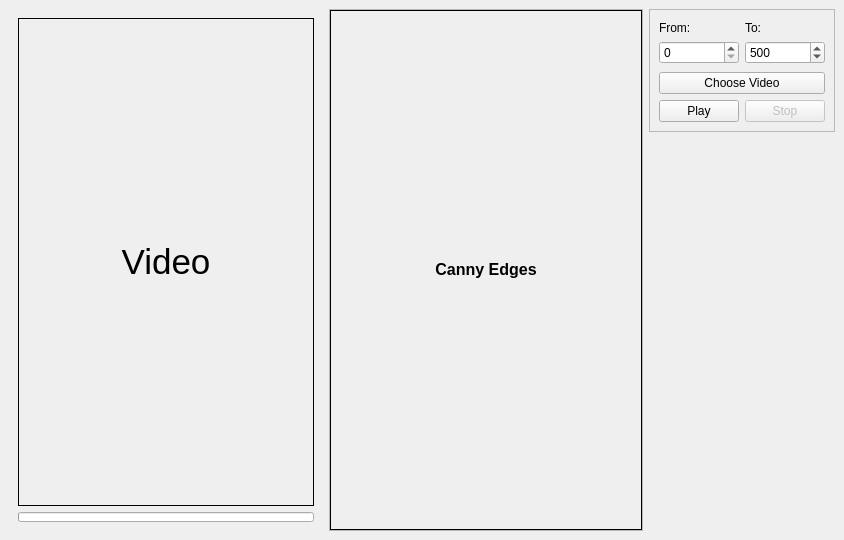
Old version of the form gui/thermography_gui.ui in the repository cdeldon/thermography.
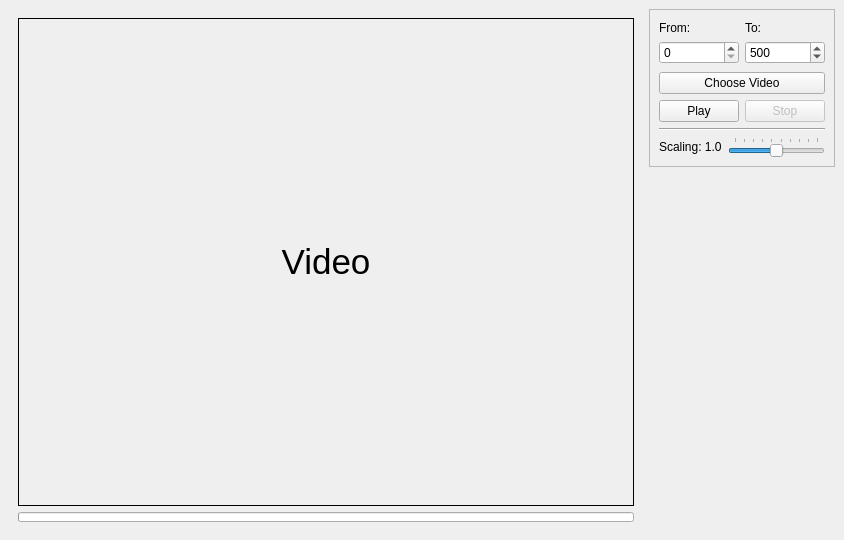
New version of the form. Icons and pictures are not drawn.

Commit message: image scaling added to gui

```diff
--- a/gui/thermography_gui.ui
+++ b/gui/thermography_gui.ui
@@ -140,55 +140,6 @@
       </layout>
      </widget>
     </item>
-    <item>
-     <widget class="QFrame" name="processed_video_panel">
-      <property name="frameShape">
-       <enum>QFrame::StyledPanel</enum>
-      </property>
-      <property name="frameShadow">
-       <enum>QFrame::Raised</enum>
-      </property>
-      <layout class="QVBoxLayout" name="verticalLayout">
-       <property name="margin">
-        <number>0</number>
-       </property>
-       <item>
-        <widget class="QLabel" name="canny_edges_video">
-         <property name="sizePolicy">
-          <sizepolicy hsizetype="Expanding" vsizetype="Expanding">
-           <horstretch>0</horstretch>
-           <verstretch>0</verstretch>
-          </sizepolicy>
-         </property>
-         <property name="cursor">
-          <cursorShape>CrossCursor</cursorShape>
-         </property>
-         <property name="autoFillBackground">
-          <bool>true</bool>
-         </property>
-         <property name="frameShape">
-          <enum>QFrame::Box</enum>
-         </property>
-         <property name="midLineWidth">
-          <number>0</number>
-         </property>
-         <property name="text">
-          <string>&lt;html&gt;&lt;head/&gt;&lt;body&gt;&lt;p&gt;&lt;span style=&quot; font-size:12pt; font-weight:600;&quot;&gt;Canny Edges&lt;/span&gt;&lt;/p&gt;&lt;/body&gt;&lt;/html&gt;</string>
-         </property>
-         <property name="textFormat">
-          <enum>Qt::RichText</enum>
-         </property>
-         <property name="alignment">
-          <set>Qt::AlignCenter</set>
-         </property>
-         <property name="wordWrap">
-          <bool>false</bool>
-         </property>
-        </widget>
-       </item>
-      </layout>
-     </widget>
-    </item>
     <item alignment="Qt::AlignTop">
      <widget class="QFrame" name="tools_panel">
       <property name="sizePolicy">
@@ -318,6 +269,61 @@
          </item>
         </layout>
        </item>
+       <item>
+        <widget class="Line" name="line">
+         <property name="orientation">
+          <enum>Qt::Horizontal</enum>
+         </property>
+        </widget>
+       </item>
+       <item>
+        <layout class="QHBoxLayout" name="image_scaling_panel">
+         <property name="topMargin">
+          <number>0</number>
+         </property>
+         <item>
+          <widget class="QLabel" name="image_scaling_label">
+           <property name="text">
+            <string>Scaling: 1.0</string>
+           </property>
+          </widget>
+         </item>
+         <item>
+          <widget class="QSlider" name="image_scaling_slider">
+           <property name="minimum">
+            <number>1</number>
+           </property>
+           <property name="maximum">
+            <number>19</number>
+           </property>
+           <property name="singleStep">
+            <number>0</number>
+           </property>
+           <property name="pageStep">
+            <number>1</number>
+           </property>
+           <property name="value">
+            <number>10</number>
+           </property>
+           <property name="sliderPosition">
+            <number>10</number>
+           </property>
+           <property name="tracking">
+            <bool>true</bool>
+           </property>
+           <property name="orientation">
+            <enum>Qt::Horizontal</enum>
+           </property>
+           <property name="tickPosition">
+            <enum>QSlider::TicksAbove</enum>
+           </property>
+           <property name="tickInterval">
+            <number>2</number>
+           </property>
+          </widget>
+         </item>
+        </layout>
+       </item>
       </layout>
      </widget>
     </item>
```
Left out of the diff: 2 changed lines with no effect on the pictures. The commit also changes 4 other files.
